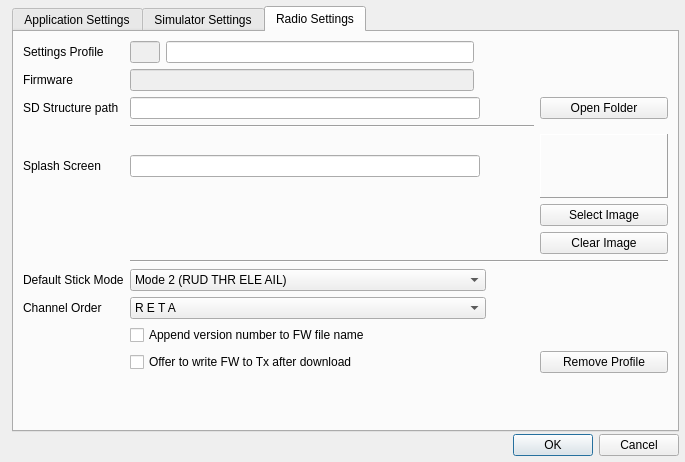
Before: the Qt Designer form companion/src/apppreferencesdialog.ui in opentx/opentx, drawn with Qt 5.
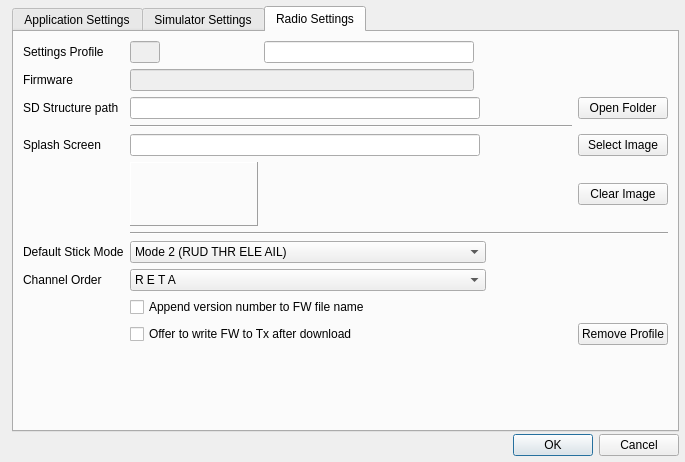
After: the same form once the commit is applied. The open tabs and pages were chosen to show the change.

Commit message: Fixes width bug for 212 wide images.

```diff
--- a/companion/src/apppreferencesdialog.ui
+++ b/companion/src/apppreferencesdialog.ui
@@ -805,47 +805,6 @@
          </property>
         </widget>
        </item>
-       <item row="7" column="6">
-        <widget class="QPushButton" name="SplashSelect">
-         <property name="text">
-          <string>Select Image</string>
-         </property>
-        </widget>
-       </item>
-       <item row="4" column="6">
-        <widget class="QLabel" name="imageLabel">
-         <property name="sizePolicy">
-          <sizepolicy hsizetype="Minimum" vsizetype="Minimum">
-           <horstretch>0</horstretch>
-           <verstretch>0</verstretch>
-          </sizepolicy>
-         </property>
-         <property name="minimumSize">
-          <size>
-           <width>128</width>
-           <height>64</height>
-          </size>
-         </property>
-         <property name="maximumSize">
-          <size>
-           <width>128</width>
-           <height>64</height>
-          </size>
-         </property>
-         <property name="frameShape">
-          <enum>QFrame::Panel</enum>
-         </property>
-         <property name="frameShadow">
-          <enum>QFrame::Raised</enum>
-         </property>
-         <property name="text">
-          <string/>
-         </property>
-         <property name="scaledContents">
-          <bool>true</bool>
-         </property>
-        </widget>
-       </item>
        <item row="2" column="5">
         <spacer name="horizontalSpacer">
          <property name="orientation">
@@ -873,13 +832,6 @@
          </property>
         </widget>
        </item>
-       <item row="8" column="6">
-        <widget class="QPushButton" name="clearImageButton">
-         <property name="text">
-          <string>Clear Image</string>
-         </property>
-        </widget>
-       </item>
        <item row="2" column="6">
         <widget class="QPushButton" name="sdPathButton">
          <property name="text">
@@ -947,6 +899,54 @@
          </property>
         </widget>
        </item>
+       <item row="7" column="1">
+        <widget class="QLabel" name="imageLabel">
+         <property name="sizePolicy">
+          <sizepolicy hsizetype="Minimum" vsizetype="Minimum">
+           <horstretch>0</horstretch>
+           <verstretch>0</verstretch>
+          </sizepolicy>
+         </property>
+         <property name="minimumSize">
+          <size>
+           <width>128</width>
+           <height>64</height>
+          </size>
+         </property>
+         <property name="maximumSize">
+          <size>
+           <width>212</width>
+           <height>64</height>
+          </size>
+         </property>
+         <property name="frameShape">
+          <enum>QFrame::Panel</enum>
+         </property>
+         <property name="frameShadow">
+          <enum>QFrame::Raised</enum>
+         </property>
+         <property name="text">
+          <string/>
+         </property>
+         <property name="scaledContents">
+          <bool>true</bool>
+         </property>
+        </widget>
+       </item>
+       <item row="4" column="6">
+        <widget class="QPushButton" name="SplashSelect">
+         <property name="text">
+          <string>Select Image</string>
+         </property>
+        </widget>
+       </item>
+       <item row="7" column="6">
+        <widget class="QPushButton" name="clearImageButton">
+         <property name="text">
+          <string>Clear Image</string>
+         </property>
+        </widget>
+       </item>
       </layout>
      </widget>
     </widget>
```
The commit also changes 1 other file.
